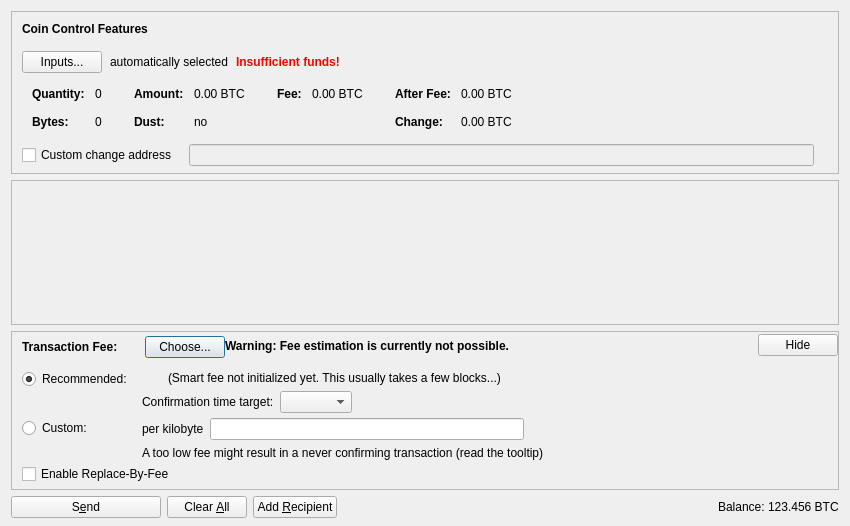
First picture: the form in depend/bitcoin/src/qt/forms/sendcoinsdialog.ui, repository rust-bitcoin/rust-bitcoinconsensus, before the edit.
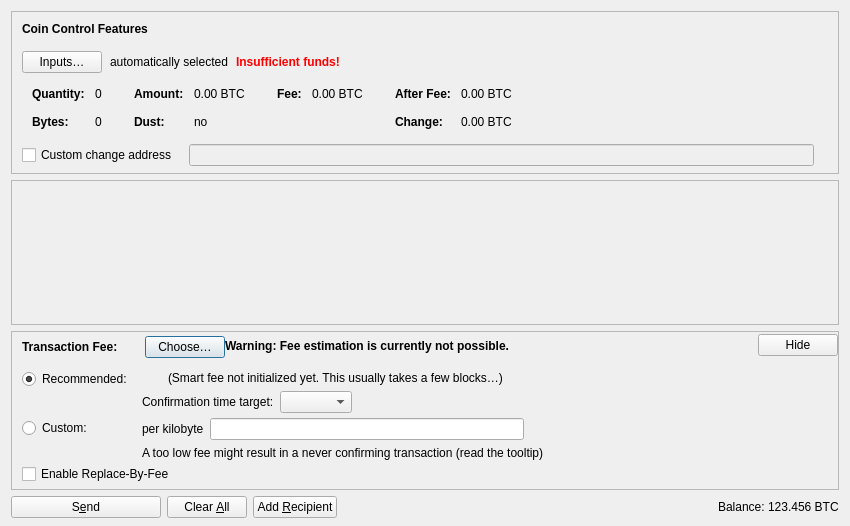
Second picture: the form after the edit. Icons and pictures are not drawn. Custom widgets are drawn as their Qt base class.

Patch:
```diff
--- a/depend/bitcoin/src/qt/forms/sendcoinsdialog.ui
+++ b/depend/bitcoin/src/qt/forms/sendcoinsdialog.ui
@@ -107,7 +107,7 @@
              <string notr="true"/>
             </property>
             <property name="text">
-             <string>Inputs...</string>
+             <string>Inputs…</string>
             </property>
             <property name="autoDefault">
              <bool>false</bool>
@@ -738,7 +738,7 @@
               <item>
                <widget class="QPushButton" name="buttonChooseFee">
                 <property name="text">
-                 <string>Choose...</string>
+                 <string>Choose…</string>
                 </property>
                </widget>
               </item>
@@ -991,7 +991,7 @@
                  <item>
                   <widget class="QLabel" name="labelSmartFee2">
                    <property name="text">
-                    <string>(Smart fee not initialized yet. This usually takes a few blocks...)</string>
+                    <string>(Smart fee not initialized yet. This usually takes a few blocks…)</string>
                    </property>
                   </widget>
                  </item>
```
Left out of the diff: 2 changed lines with no effect on the pictures.
